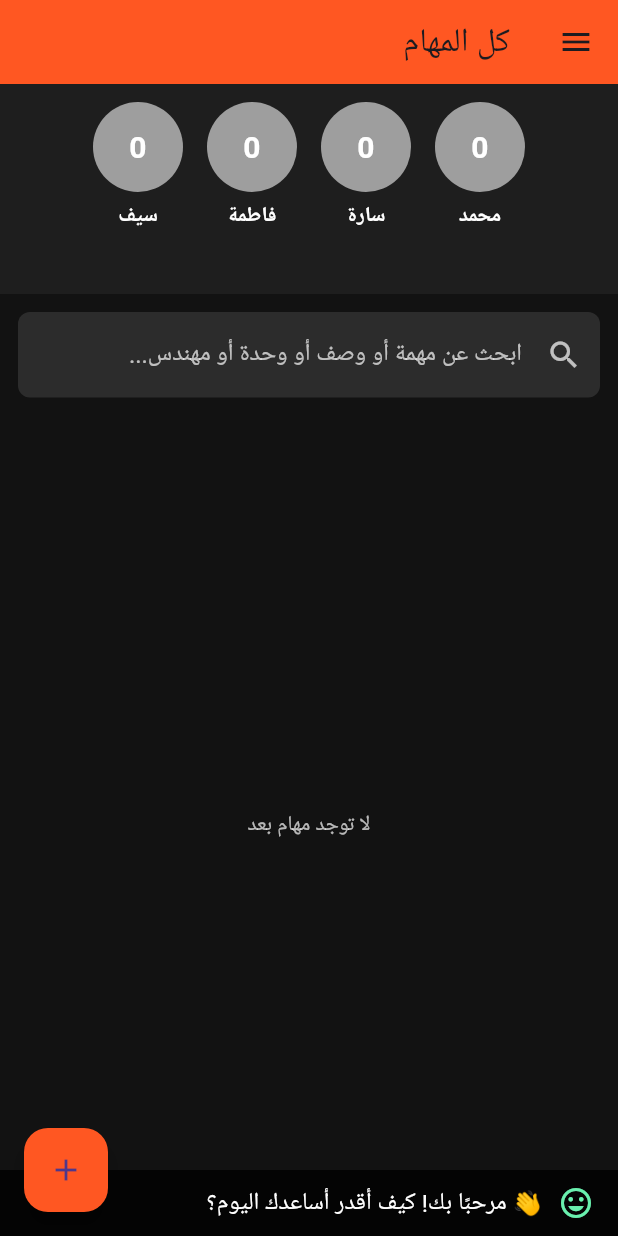
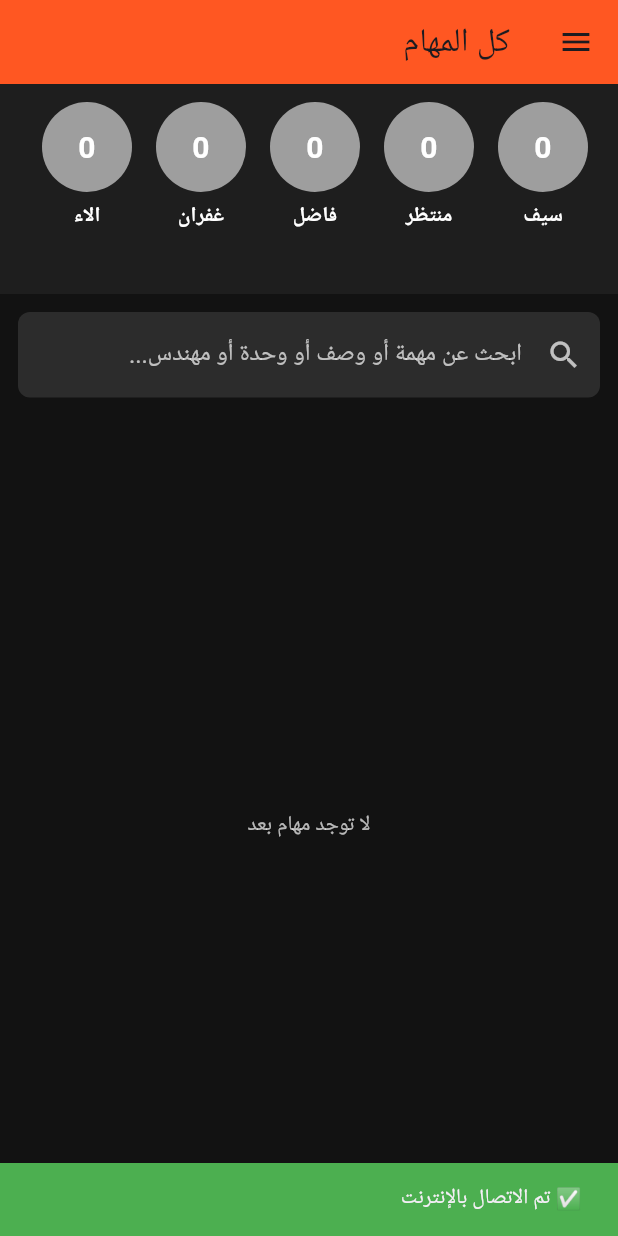
Before and after one commit to Saifhassen/team_task_manager, a Flutter app: the screen it shows after launch, after a tap on "دخول كمهندس", after a tap on "دخول كزائر", on a phone screen of 412 x 824 dp. Run offline on Flutter 3.47's test engine with Material 3 defaults, Android fonts, the phone set to English and light mode, and no system bars; our stand-ins replace cloud_firestore, connectivity_plus, firebase_core, hive, hive_flutter, lottie; accounts and stored records are empty; Roboto replaces fonts that are missing (NontArabic); statements that could not run were skipped.

Commit message:
تعديلات على main.dart وصفحات الشاشة وتحديث pubspec

```diff
--- a/lib/main.dart
+++ b/lib/main.dart
@@ -25,7 +25,8 @@ class MyApp extends StatelessWidget {
   Widget build(BuildContext context) {
     return MaterialApp(
       title: 'Task Manager',
-      theme: ThemeData(primarySwatch: Colors.teal),
+      theme: ThemeData(primarySwatch: Colors.teal, fontFamily: 'NontArabic'),
+
 
       home: LoginScreen(),
       // home: Scaffold(
--- a/lib/screens/home_screen.dart
+++ b/lib/screens/home_screen.dart
@@ -11,6 +11,9 @@ import 'package:team_task_manager/widgets/allpeople.dart';
 import 'package:team_task_manager/widgets/robotTipsWidget.dart';
 import 'package:team_task_manager/widgets/task_item.dart';
 import 'package:team_task_manager/screens/add_engineer_screen.dart';
+import 'package:firebase_core/firebase_core.dart';
+import 'package:cloud_firestore/cloud_firestore.dart';
+import 'package:connectivity_plus/connectivity_plus.dart';
 
 class HomeScreen extends StatefulWidget {
   final String? loggedEngineer;
@@ -26,9 +29,88 @@ class HomeScreen extends StatefulWidget {
 class _HomeScreenState extends State<HomeScreen> {
   List<Task> _tasks = [];
   String _searchQuery = '';
+  bool hasChanges = false; // ✅ متغير يحدد وجود تغييرات
+  late Box<Task> tasksBox;
+  late Connectivity connectivity;
+  late Stream<ConnectivityResult> connectivityStream;
+
+  void applyChanges() {
+    setState(() {
+      _tasks = Hive.box<Task>('tasks').values.toList();
+      hasChanges = false; // ✅ أخفِ زر التحديث
+    });
+  }
+
+  void refreshDataIfChanged() {
+    final box = Hive.box<Task>('tasks');
+    final newTasks = box.values.toList();
+    if (newTasks.length != _tasks.length) {
+      setState(() {
+        hasChanges = true; // ✅ حصل تغيير
+      });
+    }
+  }
+
   @override
   void initState() {
     super.initState();
+    initialize();
+  }
+
+  Future<void> initialize() async {
+    await Firebase.initializeApp();
+
+    tasksBox = await Hive.openBox<Task>('tasks');
+
+    connectivity = Connectivity();
+
+    // استمع لتغيرات الاتصال مباشرة
+    connectivity.onConnectivityChanged.listen(
+      (ConnectivityResult result) {
+            if (result != ConnectivityResult.none) {
+              syncLocalToFirebase();
+            }
+          }
+          as void Function(List<ConnectivityResult> event)?,
+    );
+
+    _loadTasksFromHive();
+    ScaffoldMessenger.of(context).showSnackBar(
+      SnackBar(
+        content: Text('✅ تم الاتصال بالإنترنت'),
+        backgroundColor: Colors.green,
+        duration: Duration(seconds: 2),
+      ),
+    );
+
+    var connResult = await connectivity.checkConnectivity();
+    if (connResult != ConnectivityResult.none) {
+      await syncLocalToFirebase();
+    }
+  }
+
+  Future<void> syncLocalToFirebase() async {
+    print("Syncing local data to Firebase...");
+
+    final firestore = FirebaseFirestore.instance;
+
+    // مثال: مزامنة كل المهام من Hive إلى Firebase
+    for (var task in tasksBox.values) {
+      await firestore
+          .collection('tasks')
+          .doc(task.key.toString())
+          .set(task.toMap()); // يجب أن تضيف toMap() في كلاس Task
+    }
+
+    // مزامنة البيانات من Firebase إلى Hive (اختياري)
+    final snapshot = await firestore.collection('tasks').get();
+    for (var doc in snapshot.docs) {
+      final data = doc.data();
+      final taskFromFirebase = Task.fromMap(data); // تحتاج إلى fromMap في Task
+      await tasksBox.put(doc.id, taskFromFirebase);
+    }
+
+    // تحديث الواجهة
     _loadTasksFromHive();
   }
 
@@ -258,6 +340,18 @@ class _HomeScreenState extends State<HomeScreen> {
                   _openPersonTasks(widget.loggedEngineer!);
                 },
               ),
+              if (hasChanges) // ✅ يظهر فقط إذا كان هناك تغيير
+                ListTile(
+                  leading: Icon(
+                    Icons.update_rounded,
+                    color: Colors.orange,
+                  ), // ✅ أيقونة مميزة
+                  title: Text('تحديث البيانات'),
+                  onTap: () {
+                    Navigator.pop(context);
+                    applyChanges(); // ✅ تحميل التغييرات
+                  },
+                ),
 
               // ✅ تظهر فقط لسيف
               if (widget.loggedEngineer == 'سيف') ...[
@@ -347,11 +441,7 @@ class _HomeScreenState extends State<HomeScreen> {
             ],
           ),
         ),
-        floatingActionButton: FloatingActionButton(
-          onPressed: _openAddTaskScreen,
-          backgroundColor: Color(0xFFFF5722),
-          child: Icon(Icons.add),
-        ),
+
         body: Stack(
           children: [
             Column(
--- a/lib/screens/login_screen.dart
+++ b/lib/screens/login_screen.dart
@@ -1,5 +1,6 @@
 import 'package:flutter/material.dart';
 import 'package:hive/hive.dart';
+import 'package:lottie/lottie.dart';
 import 'package:team_task_manager/screens/home_screen.dart';
 import 'package:team_task_manager/widgets/allpeople.dart'; // استيراد المتغيرات والوظائف
 
@@ -206,6 +207,15 @@ class _LoginScreenState extends State<LoginScreen> {
                         ),
                       ),
                     ),
+                    SizedBox(
+                      height: 120,
+                      child: Lottie.asset(
+                        'assets/animations/robot_wave.json',
+                        height: 200,
+                        repeat: true,
+                        animate: true,
+                      ),
+                    ),
                   ],
                 ),
               ),
--- a/lib/widgets/allpeople.dart
+++ b/lib/widgets/allpeople.dart
@@ -12,12 +12,25 @@ Future<void> initPeopleFromHive() async {
 
   if (box.isEmpty) {
     // بيانات أولية افتراضية
-    allRegisteredPeople = ['محمد', 'سارة', 'فاطمة', 'سيف'];
+    allRegisteredPeople = [
+      'سيف',
+      'منتظر',
+      'فاضل',
+      'غفران',
+      'الاء',
+      'نور',
+      'محمد',
+      'فاطمة',
+    ];
     engineersPasswords = {
-      'محمد': '1234',
-      'سارة': '5678',
-      'فاطمة': '1111',
-      'سيف': '0000',
+      'سيف': '1991',
+      'منتظر': '1991',
+      'فاضل': '1968',
+      'غفران': '1992',
+      'الاء': '1997',
+      'نور': '2000',
+      'محمد': '2001',
+      'فاطمة': '2001',
     };
 
     // تخزين البيانات في Hive
```
Also changed, not shown: assets/animations/robot_wave.json (+53 -106 lines), lib/modes/task.dart (+52 -2 lines), pubspec.yaml (+13 -5 lines), assets/fonts/NotoNaskhArabic-Bold.ttf (added), assets/fonts/NotoNaskhArabic-Medium.ttf (added), assets/fonts/NotoNaskhArabic-Regular.ttf (added), assets/fonts/NotoNaskhArabic-SemiBold.ttf (added), pubspec.lock, 3 other files.
